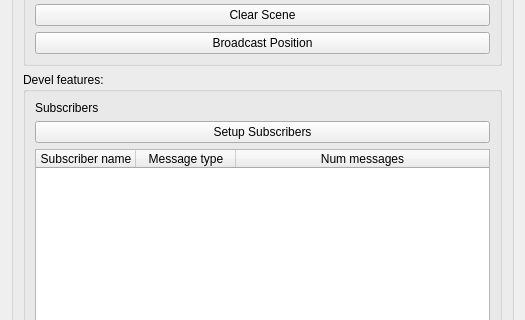
First picture: the form in Resources/UI/qSlicerRos2ModuleWidget.ui, repository rosmed/slicer_ros2_module, before the edit; both pictures show x 0 to 525 and y 191 to 511 of the 525 by 677 pixel window.
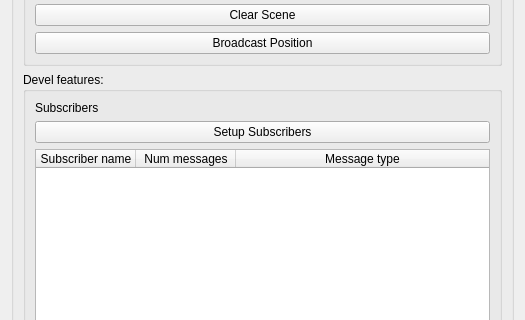
Second picture: the form after the edit. Custom widgets are drawn as their Qt base class.

Commit message: Re #10: Added CreateNewSubscriber to access method from the python console. Fixed table widget cell clicked signal.

Patch:
```diff
--- a/Resources/UI/qSlicerRos2ModuleWidget.ui
+++ b/Resources/UI/qSlicerRos2ModuleWidget.ui
@@ -176,12 +176,12 @@
            </column>
            <column>
             <property name="text">
-             <string>Message type</string>
+             <string>Num messages</string>
             </property>
            </column>
            <column>
             <property name="text">
-             <string>Num messages</string>
+             <string>Message type</string>
             </property>
            </column>
           </widget>
```
The commit also changes 3 other files.
